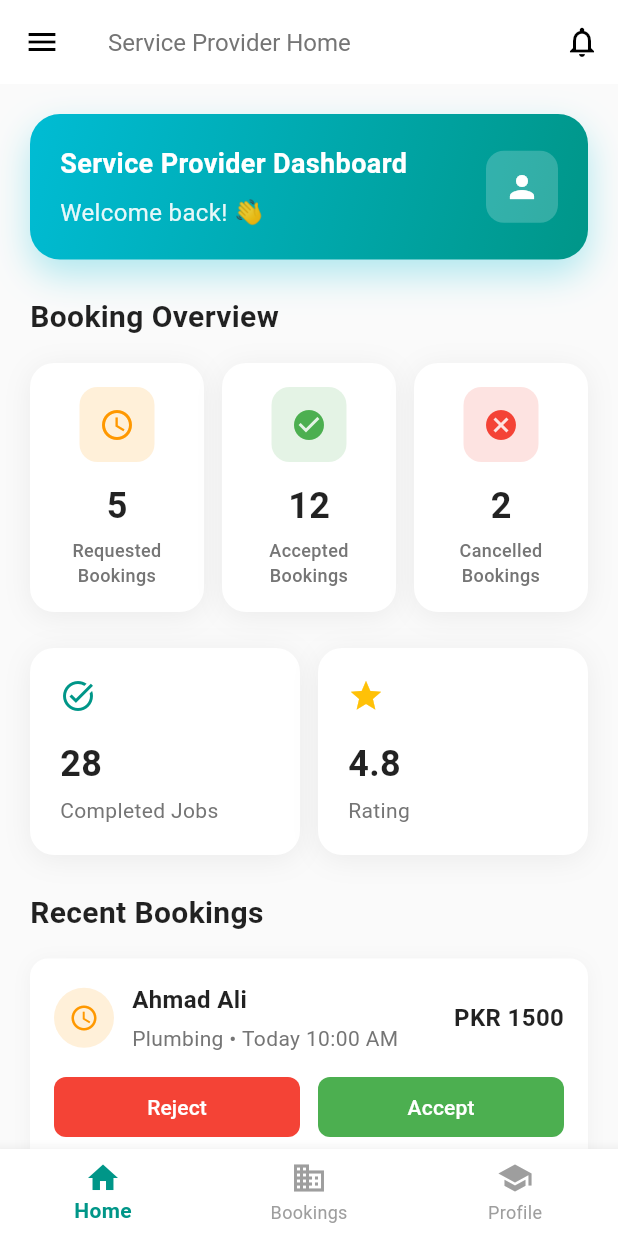
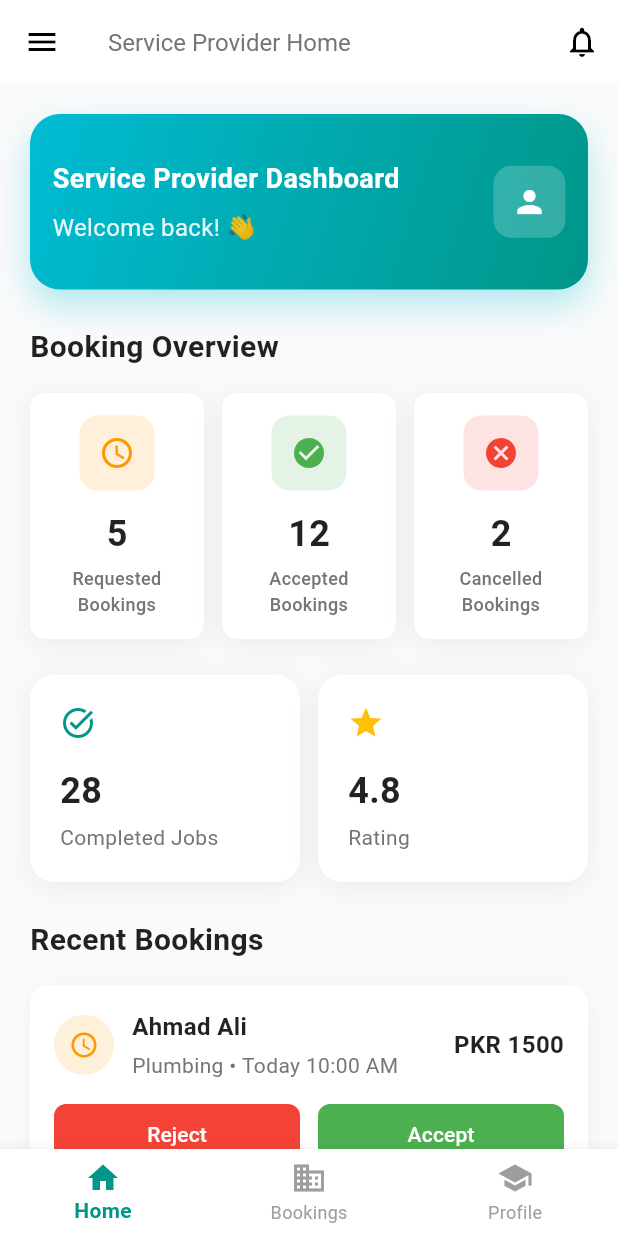
Before and after one commit to chand-latif/finalYearProject, a Flutter app: the ServiceProviderHome screen opened by its route, on a phone screen of 412 x 824 dp. Run offline on Flutter 3.47's test engine with Material 3 defaults, Android fonts, the light colour scheme and no system bars; our stand-ins replace image_picker, pin_code_fields, shared_preferences; accounts and stored records are empty; project files that could hold a hidden picture were left out.

Commit message:
changes in seller home screen

```diff
--- a/lib/customer_home.dart
+++ b/lib/customer_home.dart
@@ -1,5 +1,5 @@
 import 'package:flutter/material.dart';
-import 'nav_bar.dart';
+import 'nav_bar_customer.dart';
 import 'package:fix_easy/theme.dart';
 
 class CustomerHome extends StatefulWidget {
@@ -73,7 +73,7 @@ class _CustomerHomeState extends State<CustomerHome> {
   void _onSearch(String query) {
     if (query.isNotEmpty) {
       // Handle search functionality
-      print('Searching for: $query');
+      // print('Searching for: $query');
       // Implement search logic here
     }
   }
--- a/lib/main.dart
+++ b/lib/main.dart
@@ -5,7 +5,6 @@ import 'forgot_password.dart';
 import 'password_confirmation.dart';
 import 'customer_home.dart';
 import 'dart:io';
-import 'package:shared_preferences/shared_preferences.dart';
 import 'seller_home.dart';
 import 'splash_screen.dart';
 
@@ -21,8 +20,8 @@ class MyHttpOverrides extends HttpOverrides {
 void main() async {
   HttpOverrides.global = MyHttpOverrides();
   WidgetsFlutterBinding.ensureInitialized();
-  final prefs = await SharedPreferences.getInstance();
-  final token = prefs.getString('auth_token');
+  // final prefs = await SharedPreferences.getInstance();
+  // final token = prefs.getString('auth_token');
   runApp(MyApp());
 }
 
--- /dev/null
+++ b/lib/nav_bar_seller.dart
@@ -0,0 +1,65 @@
+import 'package:flutter/material.dart';
+
+class NavBarSeller extends StatefulWidget {
+  const NavBarSeller({super.key});
+
+  @override
+  State<NavBarSeller> createState() => _NavBarSellerState();
+}
+
+class _NavBarSellerState extends State<NavBarSeller>
+    with SingleTickerProviderStateMixin {
+  late AnimationController _controller;
+  int seclectedIndex = 0;
+  @override
+  void initState() {
+    super.initState();
+    _controller = AnimationController(vsync: this);
+  }
+
+  void onItemTapped(int index) {
+    setState(() {
+      seclectedIndex = index;
+    });
+    switch (index) {
+      case 0:
+        Navigator.pushNamed(context, "/sellerHome");
+        break;
+      case 1:
+        Navigator.pushNamed(context, "/sellerHome");
+        break;
+      case 2:
+        Navigator.pushNamed(context, "/sellerHome");
+        break;
+    }
+  }
+
+  @override
+  void dispose() {
+    _controller.dispose();
+    super.dispose();
+  }
+
+  @override
+  Widget build(BuildContext context) {
+    // return Row(
+    //   mainAxisAlignment: MainAxisAlignment.spaceEvenly,
+    //   children: [
+    //     Column(children: [Icon(Icons.home), Text('Home')]),
+    //   ],
+    // );
+    return BottomNavigationBar(
+      currentIndex: seclectedIndex,
+      onTap: onItemTapped,
+      backgroundColor: Colors.white,
+      selectedItemColor: Colors.teal,
+      unselectedItemColor: Colors.grey,
+      selectedLabelStyle: TextStyle(fontWeight: FontWeight.bold),
+      items: const <BottomNavigationBarItem>[
+        BottomNavigationBarItem(icon: Icon(Icons.home), label: 'Home'),
+        BottomNavigationBarItem(icon: Icon(Icons.business), label: 'Bookings'),
+        BottomNavigationBarItem(icon: Icon(Icons.school), label: 'Profile'),
+      ],
+    );
+  }
+}
--- a/lib/seller_home.dart
+++ b/lib/seller_home.dart
@@ -1,5 +1,5 @@
 import 'package:flutter/material.dart';
-import 'nav_bar.dart';
+import 'nav_bar_seller.dart';
 
 class ServiceProviderHome extends StatefulWidget {
   const ServiceProviderHome({super.key});
@@ -99,7 +99,8 @@ class _ServiceProviderHomeState extends State<ServiceProviderHome> {
             // Welcome Section
             Container(
               width: double.infinity,
-              padding: EdgeInsets.all(20),
+              padding: EdgeInsets.symmetric(vertical: 30, horizontal: 15),
+
               decoration: BoxDecoration(
                 gradient: LinearGradient(
                   colors: [Colors.cyan, Colors.teal],
@@ -120,6 +121,7 @@ class _ServiceProviderHomeState extends State<ServiceProviderHome> {
                 children: [
                   Row(
                     mainAxisAlignment: MainAxisAlignment.spaceBetween,
+                    spacing: 10.0,
                     children: [
                       Column(
                         crossAxisAlignment: CrossAxisAlignment.start,
@@ -259,7 +261,7 @@ class _ServiceProviderHomeState extends State<ServiceProviderHome> {
           ],
         ),
       ),
-      bottomNavigationBar: CustomNavBar(),
+      bottomNavigationBar: NavBarSeller(),
     );
   }
 
@@ -273,10 +275,10 @@ class _ServiceProviderHomeState extends State<ServiceProviderHome> {
     return GestureDetector(
       onTap: onTap,
       child: Container(
-        padding: EdgeInsets.all(16),
+        padding: EdgeInsets.all(15),
         decoration: BoxDecoration(
           color: Colors.white,
-          borderRadius: BorderRadius.circular(16),
+          borderRadius: BorderRadius.circular(10),
           boxShadow: [
             BoxShadow(
               color: Colors.black.withOpacity(0.06),
```
Also changed, not shown: lib/create_company_profile.dart (+0 -13 lines), lib/splash_screen.dart (+42 -7 lines), lib/nav_bar_customer.dart (renamed from lib/nav_bar.dart).
